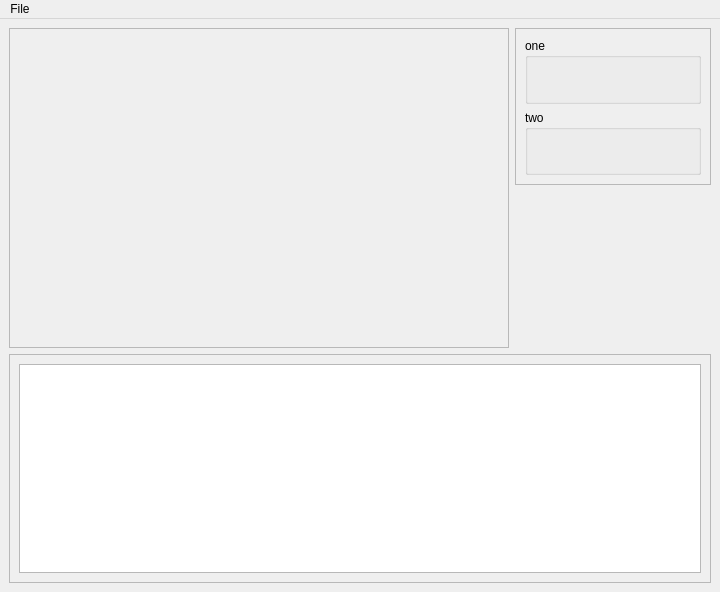
Before: the Qt Designer form form.ui in artmen57/PyQT_Interpolation, drawn with Qt 5.
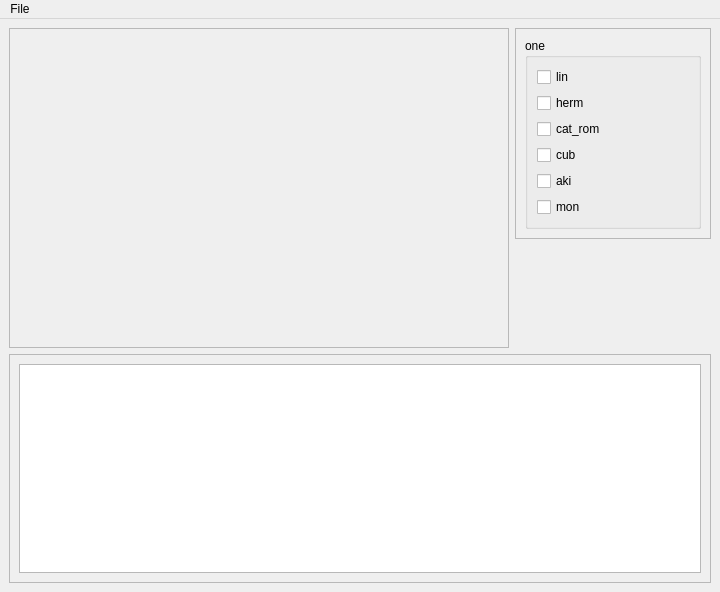
After: the same form once the commit is applied. Custom widgets are drawn as their Qt base class.

```diff
--- a/form.ui
+++ b/form.ui
@@ -60,13 +60,50 @@
          <property name="title">
           <string>one</string>
          </property>
-        </widget>
-       </item>
-       <item>
-        <widget class="QGroupBox" name="Two">
-         <property name="title">
-          <string>two</string>
-         </property>
+         <layout class="QVBoxLayout" name="verticalLayout">
+          <item>
+           <widget class="QCheckBox" name="lin_spl">
+            <property name="text">
+             <string>lin</string>
+            </property>
+           </widget>
+          </item>
+          <item>
+           <widget class="QCheckBox" name="Her_spl">
+            <property name="text">
+             <string>herm</string>
+            </property>
+           </widget>
+          </item>
+          <item>
+           <widget class="QCheckBox" name="CR_spl">
+            <property name="text">
+             <string>cat_rom</string>
+            </property>
+           </widget>
+          </item>
+          <item>
+           <widget class="QCheckBox" name="Cub_spl">
+            <property name="text">
+             <string>cub</string>
+            </property>
+           </widget>
+          </item>
+          <item>
+           <widget class="QCheckBox" name="Aki_spl">
+            <property name="text">
+             <string>aki</string>
+            </property>
+           </widget>
+          </item>
+          <item>
+           <widget class="QCheckBox" name="mon_spl">
+            <property name="text">
+             <string>mon</string>
+            </property>
+           </widget>
+          </item>
+         </layout>
         </widget>
        </item>
       </layout>
```
Left out of the diff: 3 changed lines with no effect on the pictures.
